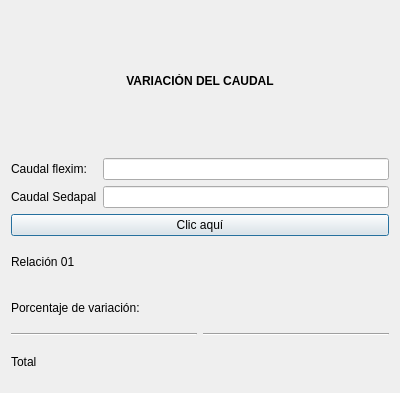
The window that projects_final/GUI_36hours_N01.ui (Jhongesell/flexim) describes before a commit, drawn with Qt 5.
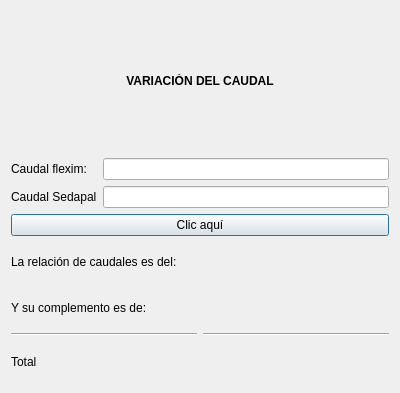
The same window after the commit.

Commit message:
Widget de calibración de caudales
Widget finalizado a nivel prototipo, toca compilar a continuación

The edit to the form file:
```diff
--- a/projects_final/GUI_36hours_N01.ui
+++ b/projects_final/GUI_36hours_N01.ui
@@ -69,14 +69,14 @@
          <item>
           <widget class="QLabel" name="label_9">
            <property name="text">
-            <string>Relación 01</string>
+            <string>La relación de caudales es del:</string>
            </property>
           </widget>
          </item>
          <item>
           <widget class="QLabel" name="label_10">
            <property name="text">
-            <string>Porcentaje de variación:</string>
+            <string>Y su complemento es de:</string>
            </property>
           </widget>
          </item>
```
The commit also changes 3 other files.
